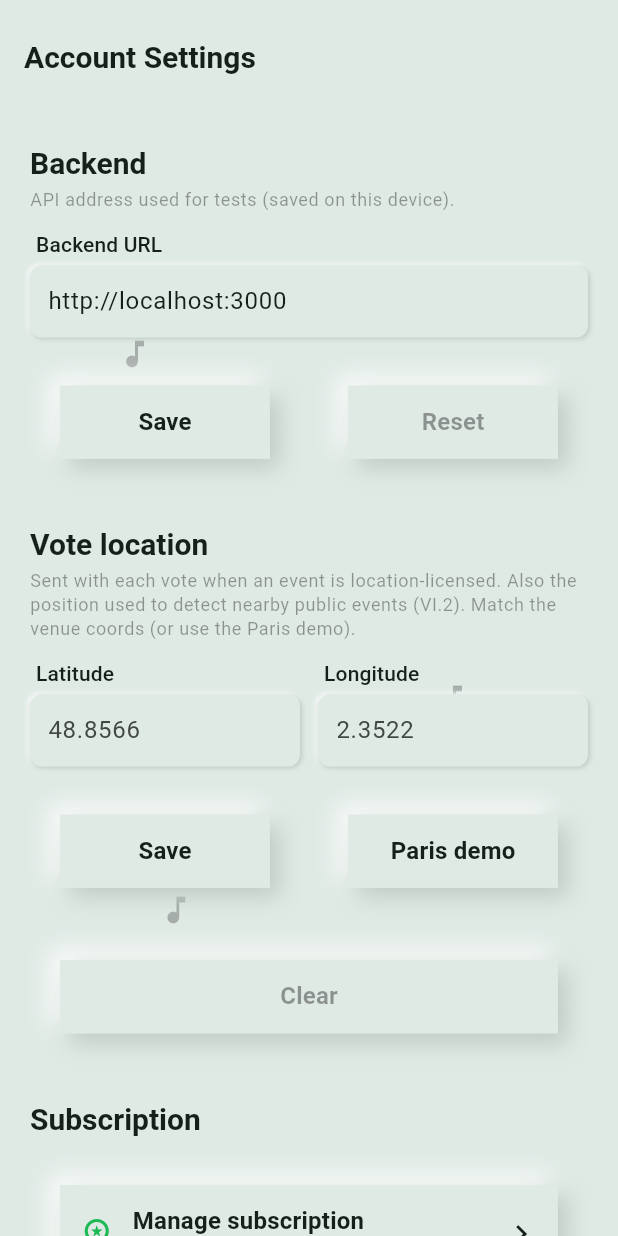
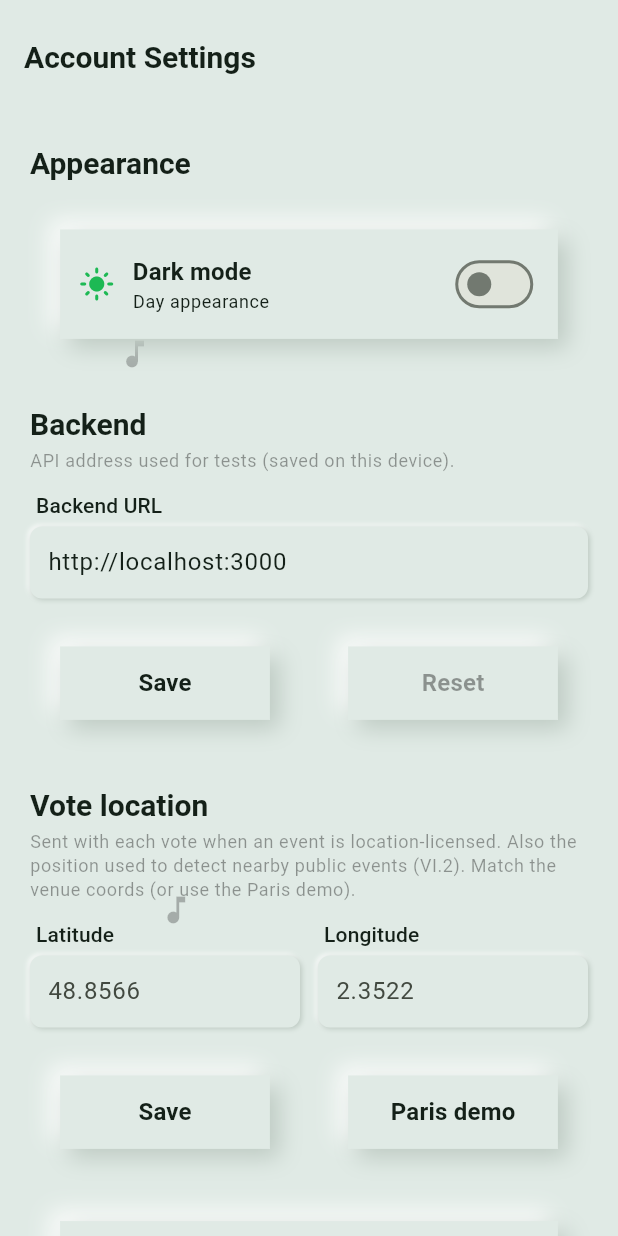
Before and after one commit to Diego-Luna/music-room, a Flutter app: the SettingsPage screen opened by its route, on a phone screen of 412 x 824 dp. Run offline on Flutter 3.47's test engine with Material 3 defaults, Android fonts, the light colour scheme and no system bars; our stand-ins replace connectivity_plus, device_info_plus, dio, flutter_secure_storage, go_router, google_sign_in and 5 more; missing offline and left inert: flutter_3d_controller, flutter_facebook_auth, google_sign_in_platform_interface, google_sign_in_web; accounts and stored records are empty; network calls fail.

Commit message:
Move day/night off Home into Account Settings.
Appearance is an app preference, not a listen action; keep the switch easy to drop later if we follow the system theme only.

```diff
--- a/frontend/music_room_app/lib/pages/settings/pages/settings_page.dart
+++ b/frontend/music_room_app/lib/pages/settings/pages/settings_page.dart
@@ -5,6 +5,7 @@ import 'package:music_room_app/core/auth/social_auth_service.dart';
 import 'package:music_room_app/core/routing/route_names.dart';
 import 'package:music_room_app/providers/auth_provider.dart';
 import 'package:music_room_app/pages/settings/widgets/active_sessions_section.dart';
+import 'package:music_room_app/pages/settings/widgets/appearance_section.dart';
 import 'package:music_room_app/widgets/backend_url_section.dart';
 import 'package:music_room_app/widgets/vote_location_section.dart';
 import 'package:music_room_app/core/theme/app_theme.dart';
@@ -55,6 +56,8 @@ class SettingsPage extends StatelessWidget {
           ListView(
             padding: const EdgeInsets.all(AppDimens.xl),
             children: [
+              const AppearanceSection(),
+              const SizedBox(height: AppDimens.xxl),
               const BackendUrlSection(),
               const SizedBox(height: AppDimens.xxl),
               const VoteLocationSection(),
--- /dev/null
+++ b/frontend/music_room_app/lib/pages/settings/widgets/appearance_section.dart
@@ -0,0 +1,72 @@
+import 'package:flutter/material.dart';
+import 'package:provider/provider.dart';
+import 'package:music_room_app/core/theme/app_theme.dart';
+import 'package:music_room_app/core/animations/neumorphic_interactive_container.dart';
+import 'package:music_room_app/providers/theme_provider.dart';
+
+/// Day / night appearance. Lives in Account Settings, not on Home.
+class AppearanceSection extends StatelessWidget {
+  const AppearanceSection({super.key});
+
+  bool _isDark(BuildContext context, ThemeProvider themeProv) {
+    if (themeProv.themeMode == ThemeMode.dark) return true;
+    if (themeProv.themeMode == ThemeMode.light) return false;
+    return MediaQuery.platformBrightnessOf(context) == Brightness.dark;
+  }
+
+  @override
+  Widget build(BuildContext context) {
+    final theme = Theme.of(context);
+    final themeProv = context.watch<ThemeProvider>();
+    final isDark = _isDark(context, themeProv);
+
+    return Column(
+      crossAxisAlignment: CrossAxisAlignment.start,
+      children: [
+        Text(
+          'Appearance',
+          style: theme.textTheme.titleLarge?.copyWith(
+            fontWeight: AppTypography.bold,
+          ),
+        ),
+        const SizedBox(height: AppDimens.md),
+        NeumorphicInteractiveContainer(
+          padding: const EdgeInsets.all(AppDimens.md),
+          child: Row(
+            children: [
+              Icon(
+                isDark ? Icons.dark_mode_rounded : Icons.light_mode_rounded,
+                color: theme.colorScheme.primary,
+              ),
+              const SizedBox(width: AppDimens.md),
+              Expanded(
+                child: Column(
+                  crossAxisAlignment: CrossAxisAlignment.start,
+                  children: [
+                    Text(
+                      'Dark mode',
+                      style: theme.textTheme.titleMedium?.copyWith(
+                        fontWeight: AppTypography.bold,
+                      ),
+                    ),
+                    Text(
+                      isDark ? 'Night appearance' : 'Day appearance',
+                      style: theme.textTheme.bodySmall,
+                    ),
+                  ],
+                ),
+              ),
+              Switch(
+                key: const Key('appearance_dark_mode_switch'),
+                value: isDark,
+                onChanged: (value) => themeProv.setThemeMode(
+                  value ? ThemeMode.dark : ThemeMode.light,
+                ),
+              ),
+            ],
+          ),
+        ),
+      ],
+    );
+  }
+}
```
Also changed, not shown: frontend/music_room_app/lib/pages/home/pages/home_page.dart (+0 -19 lines), 1 other file.
